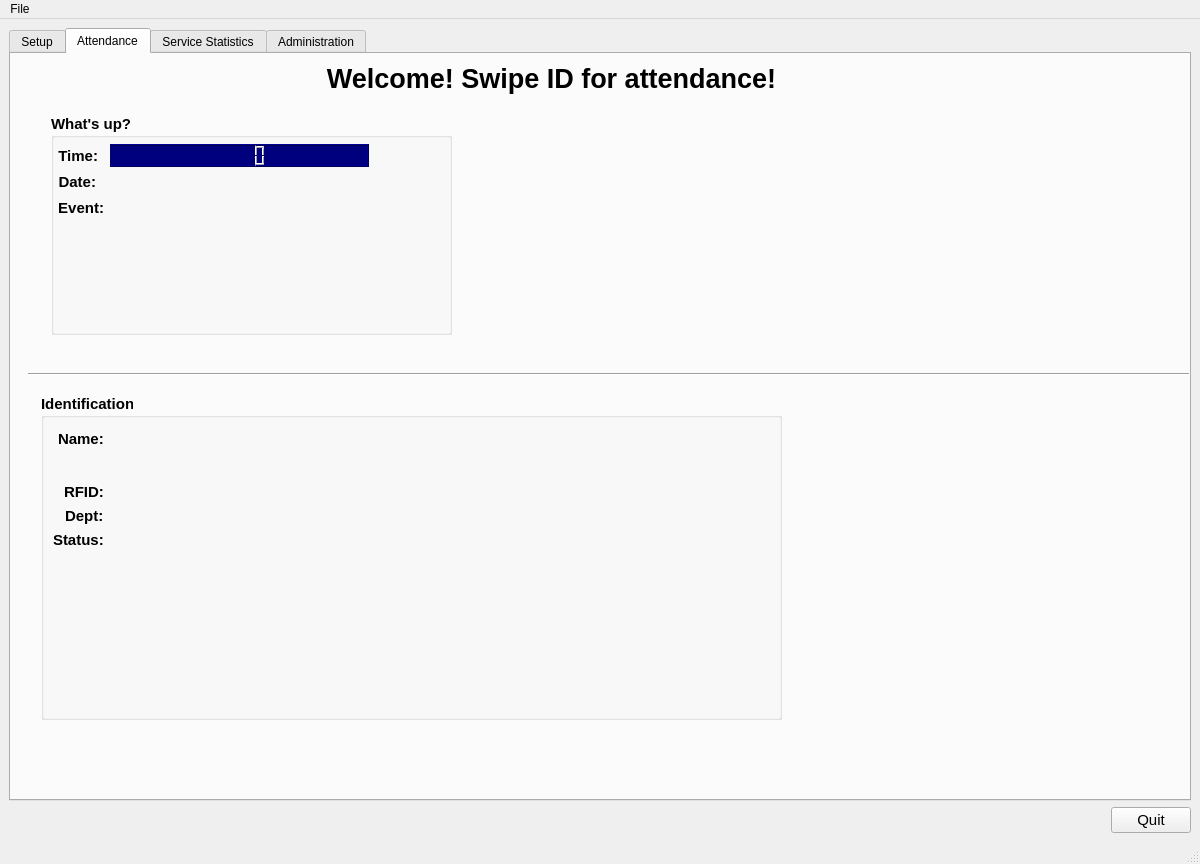
Above: tabbed.ui from dnth/AttTracker-pyside before the change. Below: the same form after it.
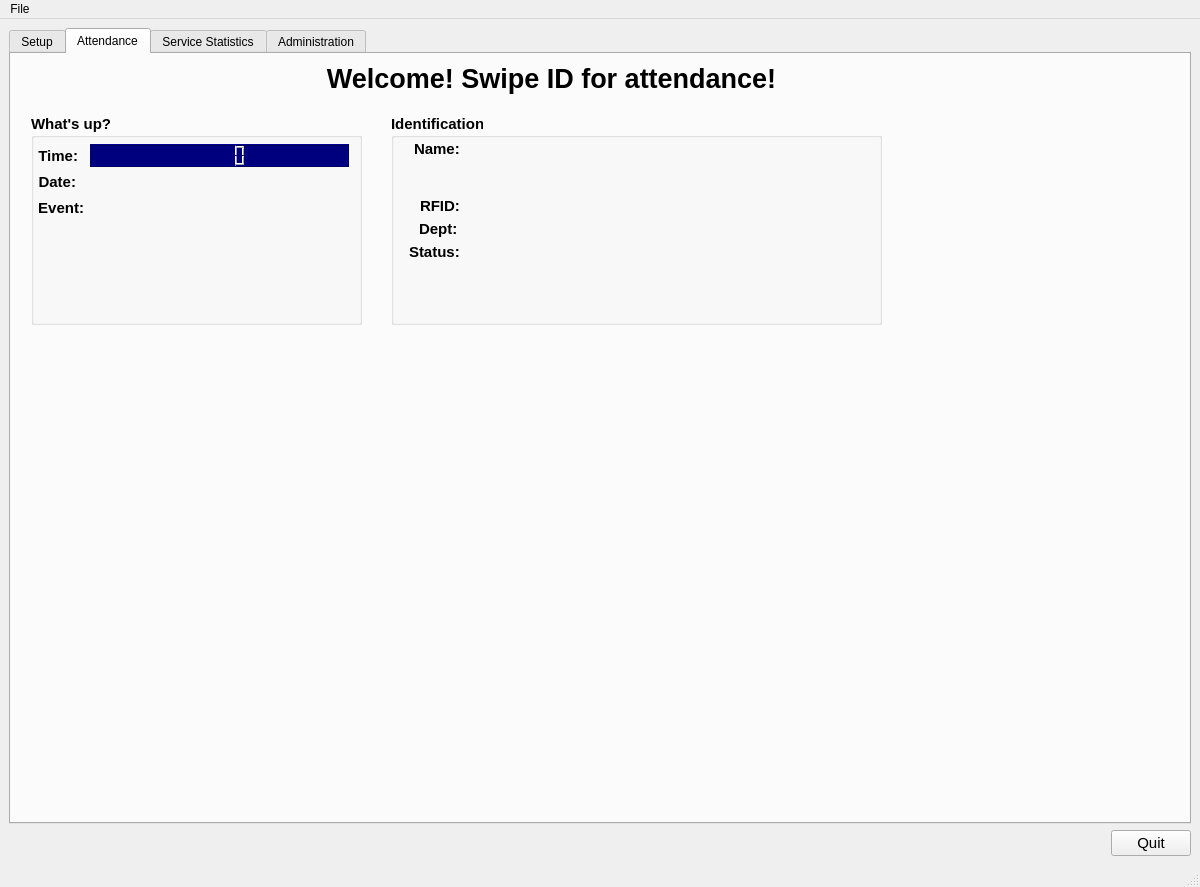
That is the form after the change. Icons and pictures are not drawn. Custom widgets are drawn as their Qt base class.

Patch:
```diff
--- a/tabbed.ui
+++ b/tabbed.ui
@@ -7,7 +7,7 @@
     <x>0</x>
     <y>0</y>
     <width>1200</width>
-    <height>864</height>
+    <height>887</height>
    </rect>
   </property>
   <property name="sizePolicy">
@@ -222,18 +222,283 @@
          <set>Qt::AlignCenter</set>
         </property>
        </widget>
-       <widget class="QWidget" name="verticalLayoutWidget_2">
+       <widget class="QGroupBox" name="groupBox_2">
         <property name="geometry">
          <rect>
-          <x>40</x>
+          <x>380</x>
           <y>60</y>
-          <width>401</width>
-          <height>221</height>
+          <width>491</width>
+          <height>211</height>
          </rect>
         </property>
-        <layout class="QVBoxLayout" name="verticalLayout_4">
-         <item>
+        <property name="font">
+         <font>
+          <pointsize>11</pointsize>
+          <weight>75</weight>
+          <bold>true</bold>
+         </font>
+        </property>
+        <property name="cursor">
+         <cursorShape>ArrowCursor</cursorShape>
+        </property>
+        <property name="title">
+         <string>Identification</string>
+        </property>
+        <widget class="QLabel" name="label_picture">
+         <property name="geometry">
+          <rect>
+           <x>320</x>
+           <y>20</y>
+           <width>160</width>
+           <height>160</height>
+          </rect>
+         </property>
+         <property name="sizePolicy">
+          <sizepolicy hsizetype="Fixed" vsizetype="Fixed">
+           <horstretch>0</horstretch>
+           <verstretch>0</verstretch>
+          </sizepolicy>
+         </property>
+         <property name="minimumSize">
+          <size>
+           <width>160</width>
+           <height>160</height>
+          </size>
+         </property>
+         <property name="text">
+          <string/>
+         </property>
+        </widget>
+        <widget class="QLabel" name="label_static_name">
+         <property name="geometry">
+          <rect>
+           <x>23</x>
+           <y>26</y>
+           <width>45</width>
+           <height>17</height>
+          </rect>
+         </property>
+         <property name="font">
+          <font>
+           <pointsize>11</pointsize>
+           <weight>75</weight>
+           <bold>true</bold>
+          </font>
+         </property>
+         <property name="text">
+          <string>Name:</string>
+         </property>
+        </widget>
+        <widget class="QLabel" name="label_dynamic_engname">
+         <property name="geometry">
+          <rect>
+           <x>74</x>
+           <y>57</y>
+           <width>241</width>
+           <height>20</height>
+          </rect>
+         </property>
+         <property name="font">
+          <font>
+           <pointsize>13</pointsize>
+           <weight>50</weight>
+           <bold>false</bold>
+          </font>
+         </property>
+         <property name="text">
+          <string/>
+         </property>
+         <property name="wordWrap">
+          <bool>true</bool>
+         </property>
+        </widget>
+        <widget class="QLabel" name="label_dynamic_name">
+         <property name="geometry">
+          <rect>
+           <x>74</x>
+           <y>26</y>
+           <width>241</width>
+           <height>25</height>
+          </rect>
+         </property>
+         <property name="font">
+          <font>
+           <pointsize>16</pointsize>
+           <weight>50</weight>
+           <bold>false</bold>
+          </font>
+         </property>
+         <property name="cursor">
+          <cursorShape>IBeamCursor</cursorShape>
+         </property>
+         <property name="text">
+          <string/>
+         </property>
+         <property name="textInteractionFlags">
+          <set>Qt::LinksAccessibleByMouse|Qt::TextSelectableByMouse</set>
+         </property>
+        </widget>
+        <widget class="QLabel" name="label_static_dummy">
+         <property name="geometry">
+          <rect>
+           <x>58</x>
+           <y>57</y>
+           <width>16</width>
+           <height>17</height>
+          </rect>
+         </property>
+         <property name="text">
+          <string/>
+         </property>
+        </widget>
+        <widget class="QLabel" name="label_static_rfid">
+         <property name="geometry">
+          <rect>
+           <x>29</x>
+           <y>83</y>
+           <width>39</width>
+           <height>17</height>
+          </rect>
+         </property>
+         <property name="font">
+          <font>
+           <pointsize>11</pointsize>
+           <weight>75</weight>
+           <bold>true</bold>
+          </font>
+         </property>
+         <property name="text">
+          <string>RFID:</string>
+         </property>
+        </widget>
+        <widget class="QLabel" name="label_dynamic_rfid">
+         <property name="geometry">
+          <rect>
+           <x>74</x>
+           <y>83</y>
+           <width>241</width>
+           <height>17</height>
+          </rect>
+         </property>
+         <property name="font">
+          <font>
+           <pointsize>11</pointsize>
+           <weight>50</weight>
+           <bold>false</bold>
+          </font>
+         </property>
+         <property name="cursor">
+          <cursorShape>IBeamCursor</cursorShape>
+         </property>
+         <property name="text">
+          <string/>
+         </property>
+         <property name="textInteractionFlags">
+          <set>Qt::LinksAccessibleByMouse|Qt::TextSelectableByMouse</set>
+         </property>
+        </widget>
+        <widget class="QLabel" name="label_static_dept">
+         <property name="geometry">
+          <rect>
+           <x>28</x>
+           <y>106</y>
+           <width>40</width>
+           <height>17</height>
+          </rect>
+         </property>
+         <property name="font">
+          <font>
+           <pointsize>11</pointsize>
+           <weight>75</weight>
+           <bold>true</bold>
+          </font>
+         </property>
+         <property name="text">
+          <string>Dept:</string>
+         </property>
+        </widget>
+        <widget class="QLabel" name="label_dynamic_dept">
+         <property name="geometry">
+          <rect>
+           <x>74</x>
+           <y>106</y>
+           <width>241</width>
+           <height>17</height>
+          </rect>
+         </property>
+         <property name="font">
+          <font>
+           <pointsize>11</pointsize>
+           <weight>50</weight>
+           <bold>false</bold>
+          </font>
+         </property>
+         <property name="text">
+          <string/>
+         </property>
+        </widget>
+        <widget class="QLabel" name="label_static_status">
+         <property name="geometry">
+          <rect>
+           <x>18</x>
+           <y>129</y>
+           <width>50</width>
+           <height>17</height>
+          </rect>
+         </property>
+         <property name="font">
+          <font>
+           <pointsize>11</pointsize>
+           <weight>75</weight>
+           <bold>true</bold>
+          </font>
+         </property>
+         <property name="text">
+          <string>Status:</string>
+         </property>
+        </widget>
+        <widget class="QLabel" name="label_dynamic_status">
+         <property name="geometry">
+          <rect>
+           <x>74</x>
+           <y>129</y>
+           <width>241</width>
+           <height>17</height>
+          </rect>
+         </property>
+         <property name="font">
+          <font>
+           <pointsize>11</pointsize>
+           <weight>50</weight>
+           <bold>false</bold>
+          </font>
+         </property>
+         <property name="cursor">
+          <cursorShape>IBeamCursor</cursorShape>
+         </property>
+         <property name="text">
+          <string/>
+         </property>
+         <property name="scaledContents">
+          <bool>false</bool>
+         </property>
+         <property name="wordWrap">
+          <bool>true</bool>
+         </property>
+         <property name="textInteractionFlags">
+          <set>Qt::LinksAccessibleByMouse|Qt::TextSelectableByMouse</set>
+         </property>
+        </widget>
+       </widget>
           <widget class="QGroupBox" name="groupBox_4">
+        <property name="geometry">
+         <rect>
+          <x>20</x>
+          <y>60</y>
+          <width>331</width>
+          <height>211</height>
+         </rect>
+        </property>
            <property name="sizePolicy">
             <sizepolicy hsizetype="Preferred" vsizetype="Preferred">
              <horstretch>0</horstretch>
@@ -265,7 +530,7 @@
               <x>7</x>
               <y>30</y>
               <width>311</width>
-              <height>171</height>
+           <height>181</height>
              </rect>
             </property>
             <layout class="QFormLayout" name="formLayout_2">
@@ -390,242 +655,11 @@
             </layout>
            </widget>
           </widget>
-         </item>
-        </layout>
-       </widget>
-       <widget class="QWidget" name="verticalLayoutWidget_3">
-        <property name="geometry">
-         <rect>
-          <x>30</x>
-          <y>340</y>
-          <width>741</width>
-          <height>326</height>
-         </rect>
-        </property>
-        <layout class="QVBoxLayout" name="verticalLayout_5">
-         <item>
-          <widget class="QGroupBox" name="groupBox_2">
-           <property name="font">
-            <font>
-             <pointsize>11</pointsize>
-             <weight>75</weight>
-             <bold>true</bold>
-            </font>
-           </property>
-           <property name="cursor">
-            <cursorShape>ArrowCursor</cursorShape>
-           </property>
-           <property name="title">
-            <string>Identification</string>
-           </property>
-           <layout class="QHBoxLayout" name="horizontalLayout_9">
-            <item>
-             <layout class="QFormLayout" name="formLayout">
-              <property name="fieldGrowthPolicy">
-               <enum>QFormLayout::AllNonFixedFieldsGrow</enum>
-              </property>
-              <property name="labelAlignment">
-               <set>Qt::AlignRight|Qt::AlignTrailing|Qt::AlignVCenter</set>
-              </property>
-              <item row="0" column="0">
-               <widget class="QLabel" name="label_static_name">
-                <property name="font">
-                 <font>
-                  <pointsize>11</pointsize>
-                  <weight>75</weight>
-                  <bold>true</bold>
-                 </font>
-                </property>
-                <property name="text">
-                 <string>Name:</string>
-                </property>
-               </widget>
-              </item>
-              <item row="0" column="1">
-               <widget class="QLabel" name="label_dynamic_name">
-                <property name="font">
-                 <font>
-                  <pointsize>16</pointsize>
-                  <weight>50</weight>
-                  <bold>false</bold>
-                 </font>
-                </property>
-                <property name="cursor">
-                 <cursorShape>IBeamCursor</cursorShape>
-                </property>
-                <property name="text">
-                 <string/>
-                </property>
-                <property name="textInteractionFlags">
-                 <set>Qt::LinksAccessibleByMouse|Qt::TextSelectableByMouse</set>
-                </property>
-               </widget>
-              </item>
-              <item row="1" column="0">
-               <widget class="QLabel" name="label_static_dummy">
-                <property name="text">
-                 <string/>
-                </property>
-               </widget>
-              </item>
-              <item row="1" column="1">
-               <widget class="QLabel" name="label_dynamic_engname">
-                <property name="font">
-                 <font>
-                  <pointsize>13</pointsize>
-                  <weight>50</weight>
-                  <bold>false</bold>
-                 </font>
-                </property>
-                <property name="text">
-                 <string/>
-                </property>
-                <property name="wordWrap">
-                 <bool>true</bool>
-                </property>
-               </widget>
-              </item>
-              <item row="2" column="0">
-               <widget class="QLabel" name="label_static_rfid">
-                <property name="font">
-                 <font>
-                  <pointsize>11</pointsize>
-                  <weight>75</weight>
-                  <bold>true</bold>
-                 </font>
-                </property>
-                <property name="text">
-                 <string>RFID:</string>
-                </property>
-               </widget>
-              </item>
-              <item row="2" column="1">
-               <widget class="QLabel" name="label_dynamic_rfid">
-                <property name="font">
-                 <font>
-                  <pointsize>11</pointsize>
-                  <weight>50</weight>
-                  <bold>false</bold>
-                 </font>
-                </property>
-                <property name="cursor">
-                 <cursorShape>IBeamCursor</cursorShape>
-                </property>
-                <property name="text">
-                 <string/>
-                </property>
-                <property name="textInteractionFlags">
-                 <set>Qt::LinksAccessibleByMouse|Qt::TextSelectableByMouse</set>
-                </property>
-               </widget>
-              </item>
-              <item row="3" column="0">
-               <widget class="QLabel" name="label_static_dept">
-                <property name="font">
-                 <font>
-                  <pointsize>11</pointsize>
-                  <weight>75</weight>
-                  <bold>true</bold>
-                 </font>
-                </property>
-                <property name="text">
-                 <string>Dept:</string>
-                </property>
-               </widget>
-              </item>
-              <item row="3" column="1">
-               <widget class="QLabel" name="label_dynamic_dept">
-                <property name="font">
-                 <font>
-                  <pointsize>11</pointsize>
-                  <weight>50</weight>
-                  <bold>false</bold>
-                 </font>
-                </property>
-                <property name="text">
-                 <string/>
-                </property>
-               </widget>
-              </item>
-              <item row="4" column="0">
-               <widget class="QLabel" name="label_static_status">
-                <property name="font">
-                 <font>
-                  <pointsize>11</pointsize>
-                  <weight>75</weight>
-                  <bold>true</bold>
-                 </font>
-                </property>
-                <property name="text">
-                 <string>Status:</string>
-                </property>
-               </widget>
-              </item>
-              <item row="4" column="1">
-               <widget class="QLabel" name="label_dynamic_status">
-                <property name="font">
-                 <font>
-                  <pointsize>11</pointsize>
-                  <weight>50</weight>
-                  <bold>false</bold>
-                 </font>
-                </property>
-                <property name="cursor">
-                 <cursorShape>IBeamCursor</cursorShape>
-                </property>
-                <property name="text">
-                 <string/>
-                </property>
-                <property name="scaledContents">
-                 <bool>false</bool>
-                </property>
-                <property name="wordWrap">
-                 <bool>true</bool>
-                </property>
-                <property name="textInteractionFlags">
-                 <set>Qt::LinksAccessibleByMouse|Qt::TextSelectableByMouse</set>
-                </property>
-               </widget>
-              </item>
-             </layout>
-            </item>
-            <item>
-             <widget class="QLabel" name="label_picture">
-              <property name="sizePolicy">
-               <sizepolicy hsizetype="Minimum" vsizetype="Minimum">
-                <horstretch>0</horstretch>
-                <verstretch>0</verstretch>
-               </sizepolicy>
-              </property>
-              <property name="minimumSize">
-               <size>
-                <width>160</width>
-                <height>160</height>
-               </size>
-              </property>
-              <property name="text">
-               <string/>
-              </property>
-             </widget>
-            </item>
-           </layout>
-          </widget>
-         </item>
-        </layout>
-       </widget>
-       <widget class="Line" name="line">
-        <property name="geometry">
-         <rect>
-          <x>17</x>
-          <y>310</y>
-          <width>1221</width>
-          <height>21</height>
-         </rect>
-        </property>
-        <property name="orientation">
-         <enum>Qt::Horizontal</enum>
-        </property>
-       </widget>
+       <zorder>label_welcome</zorder>
+       <zorder>groupBox_2</zorder>
+       <zorder>groupBox_2</zorder>
+       <zorder>groupBox_2</zorder>
+       <zorder>groupBox_4</zorder>
       </widget>
       <widget class="QWidget" name="tab_statistics">
        <attribute name="icon">
```
Lines whose indentation alone changed are shown as unchanged.
